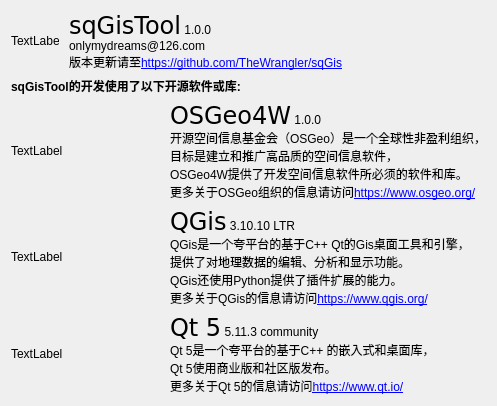
This is sqGis/AboutDlg.ui in TheWrangler/sqGis as Qt 5 draws it before an edit. The edited form follows.
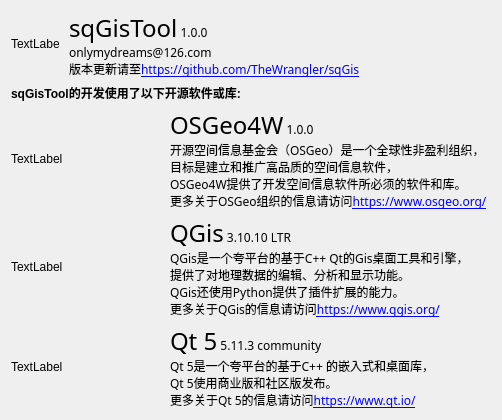
This is the edited form.

```diff
--- a/sqGis/AboutDlg.ui
+++ b/sqGis/AboutDlg.ui
@@ -6,8 +6,8 @@
    <rect>
     <x>0</x>
     <y>0</y>
-    <width>485</width>
-    <height>380</height>
+    <width>502</width>
+    <height>420</height>
    </rect>
   </property>
   <property name="windowTitle">
@@ -41,7 +41,7 @@
      <item>
       <widget class="QLabel" name="label">
        <property name="text">
-        <string>&lt;html&gt;&lt;head/&gt;&lt;body&gt;&lt;p&gt;&lt;font size=&quot;6&quot; face=&quot;verdana&quot;&gt;sqGisTool&lt;/font&gt;           1.0.0&lt;br/&gt;onlymydreams@126.com&lt;br/&gt;版本更新请至&lt;a href=&quot;https://github.com/TheWrangler/sqGis&quot;&gt;https://github.com/TheWrangler/sqGis&lt;/a&gt;&lt;/p&gt;&lt;/body&gt;&lt;/html&gt;</string>
+        <string>&lt;html&gt;&lt;head/&gt;&lt;body&gt;&lt;p&gt;&lt;font size=&quot;6&quot; face=&quot;微软雅黑&quot;&gt;sqGisTool&lt;/font&gt;          &lt;font size=&quot;3&quot; face=&quot;微软雅黑&quot;&gt; 1.0.0&lt;br/&gt;onlymydreams@126.com&lt;br/&gt;版本更新请至&lt;a href=&quot;https://github.com/TheWrangler/sqGis&quot;&gt;https://github.com/TheWrangler/sqGis&lt;/a&gt;&lt;/font&gt;&lt;/p&gt;&lt;/body&gt;&lt;/html&gt;</string>
        </property>
       </widget>
      </item>
@@ -94,7 +94,7 @@
      <item row="0" column="1">
       <widget class="QLabel" name="label_3">
        <property name="text">
-        <string>&lt;html&gt;&lt;head/&gt;&lt;body&gt;&lt;p&gt;&lt;font size=&quot;6&quot; face=&quot;verdana&quot;&gt;OSGeo4W&lt;/font&gt;        1.0.0&lt;br/&gt;开源空间信息基金会（OSGeo）是一个全球性非盈利组织，&lt;br/&gt;目标是建立和推广高品质的空间信息软件，&lt;br/&gt;OSGeo4W提供了开发空间信息软件所必须的软件和库。&lt;br/&gt;更多关于OSGeo组织的信息请访问&lt;a href=&quot;https://www.osgeo.org/&quot;&gt;https://www.osgeo.org/&lt;/a&gt;&lt;/p&gt;&lt;/body&gt;&lt;/html&gt;</string>
+        <string>&lt;html&gt;&lt;head/&gt;&lt;body&gt;&lt;p&gt;&lt;font size=&quot;6&quot; face=&quot;微软雅黑&quot;&gt;OSGeo4W&lt;/font&gt;&lt;font size=&quot;3&quot; face=&quot;微软雅黑&quot;&gt; 1.0.0&lt;br/&gt;开源空间信息基金会（OSGeo）是一个全球性非盈利组织，&lt;br/&gt;目标是建立和推广高品质的空间信息软件，&lt;br/&gt;OSGeo4W提供了开发空间信息软件所必须的软件和库。&lt;br/&gt;更多关于OSGeo组织的信息请访问&lt;a href=&quot;https://www.osgeo.org/&quot;&gt;https://www.osgeo.org/&lt;/a&gt;&lt;/font&gt;&lt;/p&gt;&lt;/body&gt;&lt;/html&gt;</string>
        </property>
       </widget>
      </item>
@@ -120,7 +120,7 @@
      <item row="1" column="1">
       <widget class="QLabel" name="label_4">
        <property name="text">
-        <string>&lt;html&gt;&lt;head/&gt;&lt;body&gt;&lt;p&gt;&lt;font size=&quot;6&quot; face=&quot;verdana&quot;&gt;QGis&lt;/font&gt; 3.10.10 LTR&lt;br/&gt;QGis是一个夸平台的基于C++ Qt的Gis桌面工具和引擎，&lt;br/&gt;提供了对地理数据的编辑、分析和显示功能。&lt;br/&gt;QGis还使用Python提供了插件扩展的能力。&lt;br/&gt;更多关于QGis的信息请访问&lt;a href=&quot;https://www.qgis.org/&quot;&gt;https://www.qgis.org/&lt;/a&gt;&lt;/p&gt;&lt;/body&gt;&lt;/html&gt;</string>
+        <string>&lt;html&gt;&lt;head/&gt;&lt;body&gt;&lt;p&gt;&lt;font size=&quot;6&quot; face=&quot;微软雅黑&quot;&gt;QGis&lt;/font&gt;&lt;font size=&quot;3&quot; face=&quot;微软雅黑&quot;&gt; 3.10.10 LTR&lt;br/&gt;QGis是一个夸平台的基于C++ Qt的Gis桌面工具和引擎，&lt;br/&gt;提供了对地理数据的编辑、分析和显示功能。&lt;br/&gt;QGis还使用Python提供了插件扩展的能力。&lt;br/&gt;更多关于QGis的信息请访问&lt;a href=&quot;https://www.qgis.org/&quot;&gt;https://www.qgis.org/&lt;/a&gt;&lt;/font&gt;&lt;/p&gt;&lt;/body&gt;&lt;/html&gt;</string>
        </property>
       </widget>
      </item>
@@ -146,7 +146,7 @@
      <item row="2" column="1">
       <widget class="QLabel" name="label_5">
        <property name="text">
-        <string>&lt;html&gt;&lt;head/&gt;&lt;body&gt;&lt;p&gt;&lt;font size=&quot;6&quot; face=&quot;verdana&quot;&gt;Qt 5&lt;/font&gt; 5.11.3 community&lt;br/&gt;Qt 5是一个夸平台的基于C++ 的嵌入式和桌面库，&lt;br/&gt;Qt 5使用商业版和社区版发布。&lt;br/&gt;更多关于Qt 5的信息请访问&lt;a href=&quot;https://www.qt.io/&quot;&gt;https://www.qt.io/&lt;/a&gt;&lt;/p&gt;&lt;/body&gt;&lt;/html&gt;</string>
+        <string>&lt;html&gt;&lt;head/&gt;&lt;body&gt;&lt;p&gt;&lt;font size=&quot;6&quot; face=&quot;微软雅黑&quot;&gt;Qt 5&lt;/font&gt;&lt;font size=&quot;3&quot; face=&quot;微软雅黑&quot;&gt; 5.11.3 community&lt;br/&gt;Qt 5是一个夸平台的基于C++ 的嵌入式和桌面库，&lt;br/&gt;Qt 5使用商业版和社区版发布。&lt;br/&gt;更多关于Qt 5的信息请访问&lt;a href=&quot;https://www.qt.io/&quot;&gt;https://www.qt.io/&lt;/a&gt;&lt;/font&gt;&lt;/p&gt;&lt;/body&gt;&lt;/html&gt;</string>
        </property>
       </widget>
      </item>
```
